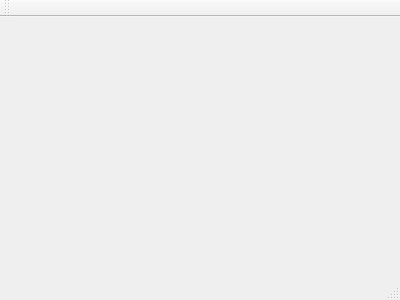
The window that mainwindow.ui (Normandez/GMailSender) describes before a commit, drawn with Qt 5.
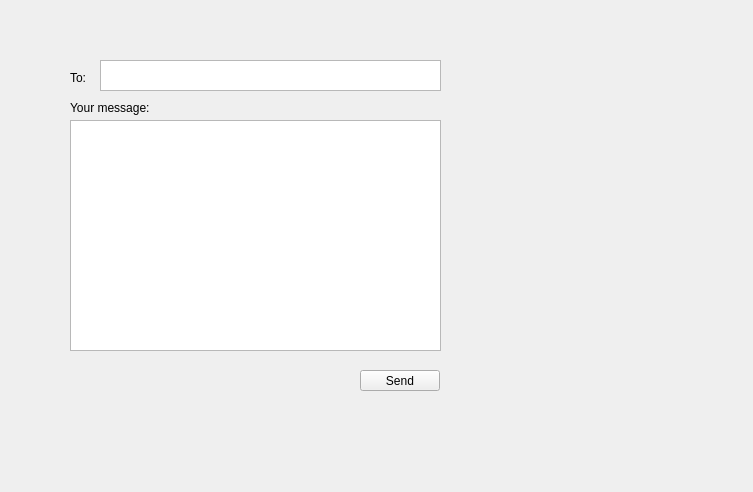
The same window after the commit.

```diff
--- a/mainwindow.ui
+++ b/mainwindow.ui
@@ -1,24 +1,80 @@
 <ui version="4.0">
  <class>MainWindow</class>
- <widget class="QMainWindow" name="MainWindow" >
-  <property name="geometry" >
+ <widget class="QMainWindow" name="MainWindow">
+  <property name="geometry">
    <rect>
     <x>0</x>
     <y>0</y>
-    <width>400</width>
-    <height>300</height>
+    <width>753</width>
+    <height>492</height>
    </rect>
   </property>
   <property name="windowTitle" >
    <string>MainWindow</string>
   </property>
-  <widget class="QMenuBar" name="menuBar" />
-  <widget class="QToolBar" name="mainToolBar" />
-  <widget class="QWidget" name="centralWidget" />
-  <widget class="QStatusBar" name="statusBar" />
+  <widget class="QWidget" name="centralWidget">
+   <widget class="QPlainTextEdit" name="message_text_edit">
+    <property name="geometry">
+     <rect>
+      <x>70</x>
+      <y>120</y>
+      <width>371</width>
+      <height>231</height>
+     </rect>
+    </property>
+   </widget>
+   <widget class="QLabel" name="label_message_edit">
+    <property name="geometry">
+     <rect>
+      <x>70</x>
+      <y>100</y>
+      <width>81</width>
+      <height>16</height>
+     </rect>
+    </property>
+    <property name="text">
+     <string>Your message:</string>
+    </property>
+   </widget>
+   <widget class="QTextEdit" name="to_text_edit">
+    <property name="geometry">
+     <rect>
+      <x>100</x>
+      <y>60</y>
+      <width>341</width>
+      <height>31</height>
+     </rect>
+    </property>
+   </widget>
+   <widget class="QLabel" name="label_to_name">
+    <property name="geometry">
+     <rect>
+      <x>70</x>
+      <y>70</y>
+      <width>21</width>
+      <height>16</height>
+     </rect>
+    </property>
+    <property name="text">
+     <string>To:</string>
+    </property>
+   </widget>
+   <widget class="QPushButton" name="bt_send_msg">
+    <property name="geometry">
+     <rect>
+      <x>360</x>
+      <y>370</y>
+      <width>80</width>
+      <height>21</height>
+     </rect>
+    </property>
+    <property name="text">
+     <string>Send</string>
+    </property>
+   </widget>
+  </widget>
  </widget>
- <layoutDefault spacing="6" margin="11" />
- <pixmapfunction></pixmapfunction>
+ <layoutdefault spacing="6" margin="11"/>
  <resources/>
  <connections/>
 </ui>
```
Left out of the diff: 3 changed lines with no effect on the pictures.
